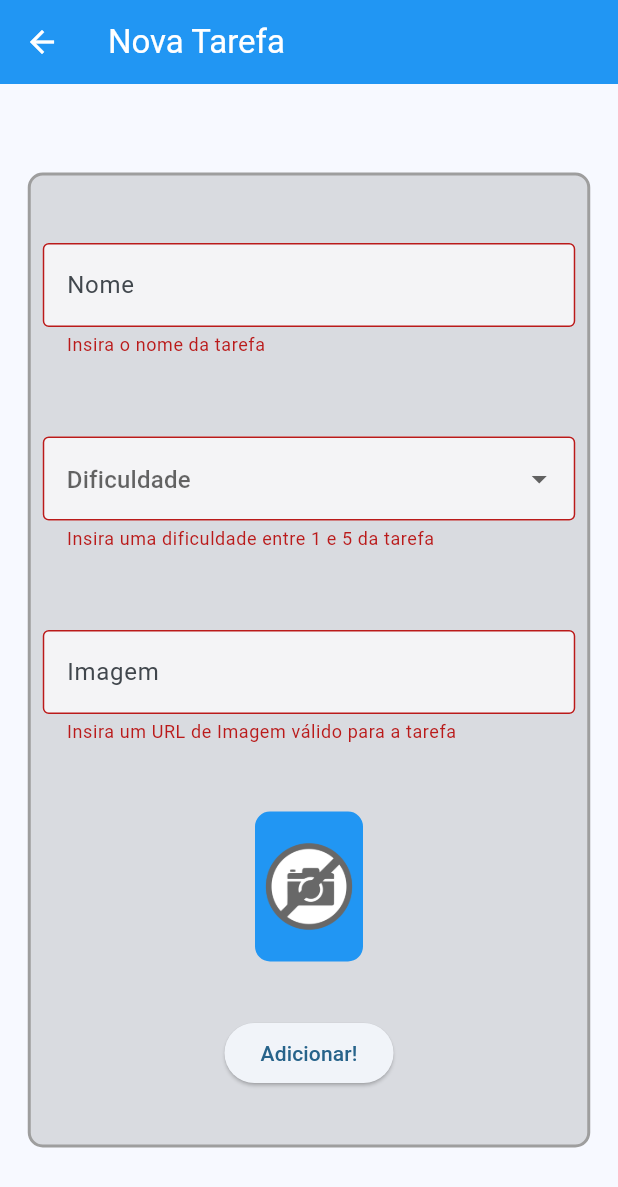
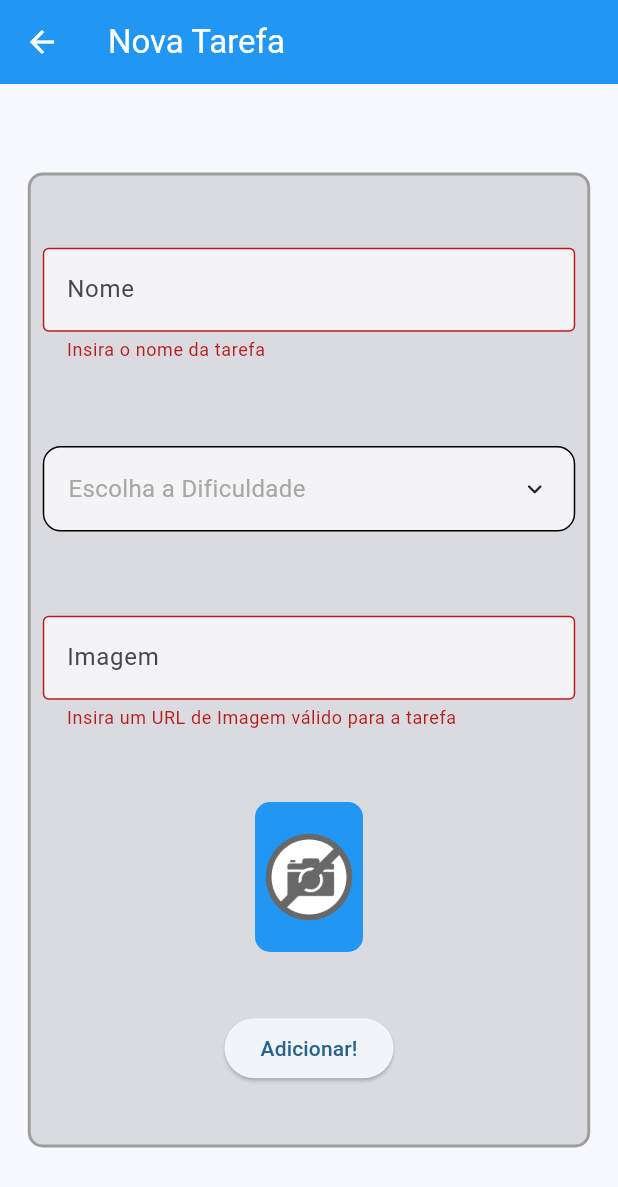
Before and after one commit to DantasMatheus/app_flutter, a Flutter app: the FormScreen screen opened directly, after a tap on "Adicionar!", on a phone screen of 412 x 824 dp. Shown: the top 1187 px of the screen. Run offline on Flutter 3.47's test engine with Material 3 defaults, Android fonts, the phone set to English and light mode, and no system bars; drawn by our look-alikes of animated_custom_dropdown; our stand-ins replace sqflite; accounts and stored records are empty; network calls fail.

Commit message:
Fix: DropdownButton on section difficulty

```diff
--- a/lib/screens/form_screen.dart
+++ b/lib/screens/form_screen.dart
@@ -1,3 +1,4 @@
+import 'package:animated_custom_dropdown/custom_dropdown.dart';
 import 'package:app_flutter/components/task.dart';
 import 'package:app_flutter/data/task_dao.dart';
 import 'package:flutter/material.dart';
@@ -13,11 +14,12 @@ class FormScreen extends StatefulWidget {
 
 class _FormScreenState extends State<FormScreen> {
   TextEditingController nameController = TextEditingController();
-  TextEditingController difficultyController = TextEditingController();
   TextEditingController imageController = TextEditingController();
+  SingleSelectController<String?> difficultyController =
+      SingleSelectController<String?>(null);
 
   final _formKey = GlobalKey<FormState>();
-  int? selectedDifficulty;
+  List<String> difficulties = ['1', '2', '3', '4', '5'];
 
   bool valueValidator(String? value) {
     if (value != null && value.isEmpty) {
@@ -82,33 +84,20 @@ class _FormScreenState extends State<FormScreen> {
                   ),
                   Padding(
                     padding: const EdgeInsets.all(8.0),
-                    child: SizedBox(
-                      child: DropdownButtonFormField<int>(
-                        value: selectedDifficulty,
-                        validator: (value) {
-                          if (value == null) {
-                            return 'Insira uma dificuldade entre 1 e 5 da tarefa';
-                          }
-                          return null;
-                        },
-                        onChanged: (newValue) {
-                          setState(() {
-                            selectedDifficulty = newValue;
-                          });
-                        },
-                        items: List.generate(5, (index) {
-                          return DropdownMenuItem(
-                            value: index + 1,
-                            child: Text('${index + 1}'),
-                          );
-                        }),
-                        decoration: InputDecoration(
-                          border: OutlineInputBorder(),
-                          hintText: 'Dificuldade',
-                          fillColor: Colors.white70,
-                          filled: true,
-                        ),
+                    child: CustomDropdown<String>(
+                      hintText: 'Escolha a Dificuldade',
+                      items: difficulties,
+                      controller: difficultyController,
+                      decoration: CustomDropdownDecoration(
+                        closedFillColor: Colors.white70,
+                        closedBorder: Border.all(color: Colors.black),
+                        expandedBorder: Border.all(color: Colors.blue),
                       ),
+                      onChanged: (value) {
+                        setState(() {
+                          difficultyController.value = value;
+                        });
+                      },
                     ),
                   ),
                   Padding(
@@ -164,7 +153,7 @@ class _FormScreenState extends State<FormScreen> {
                           Task(
                             nameController.text,
                             imageController.text,
-                            selectedDifficulty!,
+                            int.parse(difficultyController.value ?? '1'),
                           ),
                         );
 
--- a/pubspec.yaml
+++ b/pubspec.yaml
@@ -36,6 +36,7 @@ dependencies:
   cupertino_icons: ^1.0.8
   sqflite: ^2.4.2
   path: ^1.9.1
+  animated_custom_dropdown: ^3.1.1
 
 dev_dependencies:
   flutter_test:
```
Also changed, not shown: pubspec.lock.
